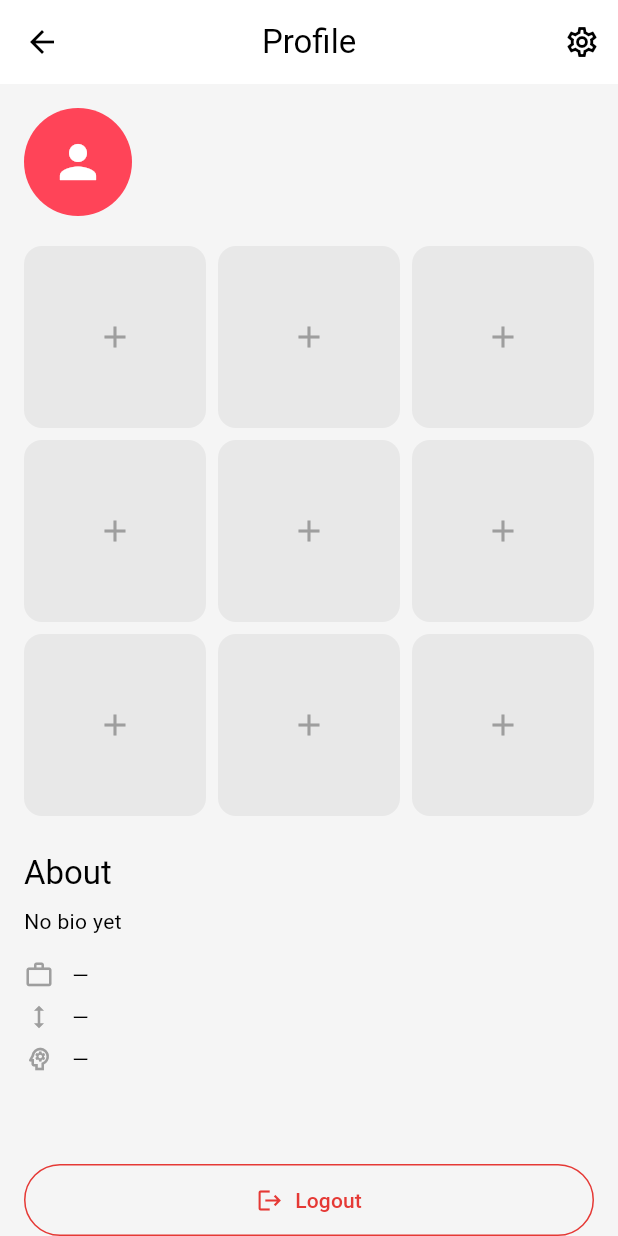
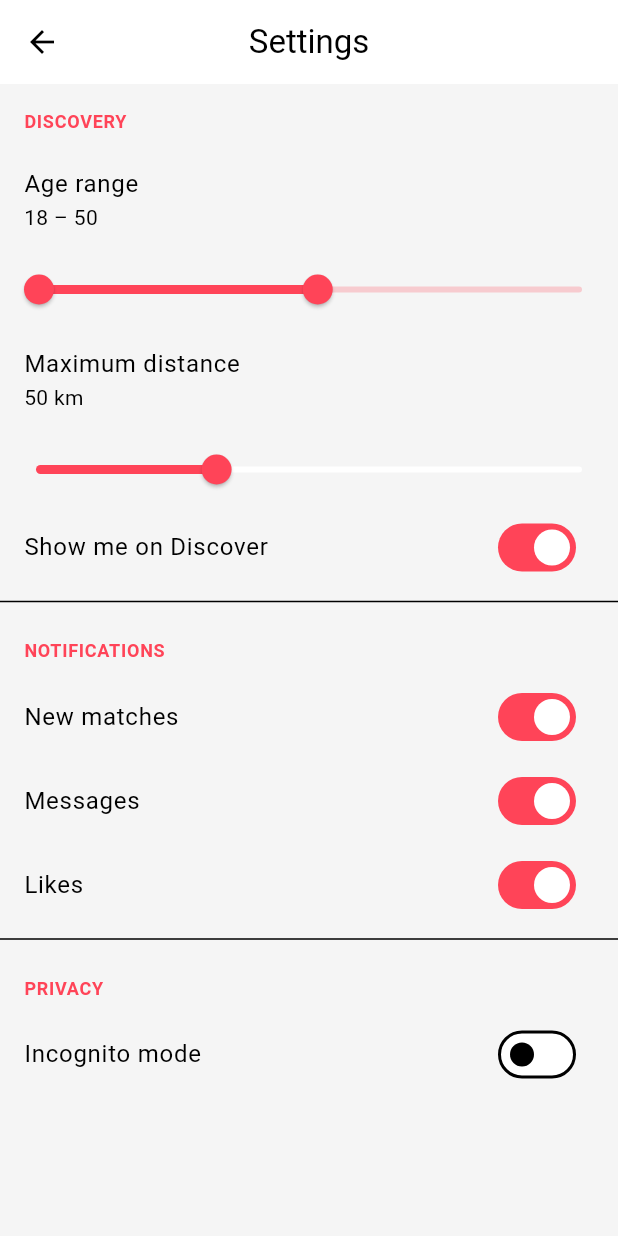
Before and after one commit to luiseluise0619-wq/liketin, a Flutter app: the ProfilePage screen opened directly, after a tap on the "settings" icon, on a phone screen of 412 x 824 dp. Run offline on Flutter 3.47's test engine with Material 3 defaults, Android fonts, the phone set to English and light mode, and no system bars; our stand-ins replace cached_network_image, equatable, flutter_bloc, flutter_secure_storage, image_picker, socket_io_client; accounts and stored records are empty; network calls fail.

Commit message:
Add premium/boost/story/verification/notification modules + client screens
Backend: premium (plans/subscribe/status/cancel), boost, story (24h),
identity/photo verification, notification (list/read/FCM token) controllers,
routes, shared Firebase upload helper, and a subscription-plan seed.

Frontend: multipart photo upload in ApiClient, edit-profile screen (photos +
bio/job/height/mbti/interests), settings (age/distance filters, notification
and privacy toggles), premium plans screen, and report/block from chat.

Co-Authored-By: Claude Opus 4.8 <noreply@anthropic.com>
Claude-Session: https://claude.ai/code/session_01DZjK82pJeFsgbU3UFZCUPf

```diff
--- a/frontend/lib/presentation/pages/profile/profile_page.dart
+++ b/frontend/lib/presentation/pages/profile/profile_page.dart
@@ -7,6 +7,9 @@ import '../../../core/theme/app_theme.dart';
 import '../../../core/utils/api_client.dart';
 import '../../bloc/auth/auth_bloc.dart';
 import '../../bloc/auth/auth_event.dart';
+import 'edit_profile_page.dart';
+import 'premium_page.dart';
+import 'settings_page.dart';
 
 class ProfilePage extends StatefulWidget {
   const ProfilePage({super.key});
@@ -62,13 +65,42 @@ class _ProfilePageState extends State<ProfilePage> {
       appBar: AppBar(
         title: const Text('Profile'),
         actions: [
-          IconButton(icon: const Icon(Icons.settings_outlined), onPressed: () {}),
+          IconButton(
+            icon: const Icon(Icons.settings_outlined),
+            onPressed: () => Navigator.push(
+              context,
+              MaterialPageRoute(builder: (_) => const SettingsPage()),
+            ),
+          ),
         ],
       ),
       body: ListView(
         padding: const EdgeInsets.all(16),
         children: [
           _header(),
+          const SizedBox(height: 16),
+          Row(
+            children: [
+              Expanded(
+                child: OutlinedButton.icon(
+                  onPressed: _openEdit,
+                  icon: const Icon(Icons.edit_outlined, size: 18),
+                  label: const Text('Edit profile'),
+                ),
+              ),
+              const SizedBox(width: 12),
+              Expanded(
+                child: ElevatedButton.icon(
+                  onPressed: () => Navigator.push(
+                    context,
+                    MaterialPageRoute(builder: (_) => const PremiumPage()),
+                  ),
+                  icon: const Icon(Icons.workspace_premium, size: 18),
+                  label: const Text('Premium'),
+                ),
+              ),
+            ],
+          ),
           const SizedBox(height: 20),
           _photoGrid(),
           const SizedBox(height: 24),
@@ -181,6 +213,15 @@ class _ProfilePageState extends State<ProfilePage> {
     );
   }
 
+  Future<void> _openEdit() async {
+    if (_profile == null) return;
+    final changed = await Navigator.push<bool>(
+      context,
+      MaterialPageRoute(builder: (_) => EditProfilePage(profile: _profile!)),
+    );
+    if (changed == true) _load();
+  }
+
   void _confirmLogout() {
     showDialog(
       context: context,
--- /dev/null
+++ b/frontend/lib/presentation/pages/profile/settings_page.dart
@@ -0,0 +1,143 @@
+import 'package:flutter/material.dart';
+
+import '../../../core/constants/api_constants.dart';
+import '../../../core/utils/api_client.dart';
+
+class SettingsPage extends StatefulWidget {
+  const SettingsPage({super.key});
+
+  @override
+  State<SettingsPage> createState() => _SettingsPageState();
+}
+
+class _SettingsPageState extends State<SettingsPage> {
+  Map<String, dynamic> _settings = {};
+  bool _loading = true;
+
+  @override
+  void initState() {
+    super.initState();
+    _load();
+  }
+
+  Future<void> _load() async {
+    try {
+      final res = await ApiClient().get(ApiConstants.settings);
+      setState(() {
+        _settings = (res as Map<String, dynamic>?) ?? {};
+        _loading = false;
+      });
+    } catch (_) {
+      setState(() => _loading = false);
+    }
+  }
+
+  Future<void> _patch(String key, dynamic value) async {
+    setState(() => _settings[key] = value);
+    try {
+      await ApiClient().put(ApiConstants.settings, body: {key: value});
+    } catch (e) {
+      if (mounted) {
+        ScaffoldMessenger.of(context).showSnackBar(
+          SnackBar(content: Text(e.toString().replaceFirst('Exception: ', ''))),
+        );
+      }
+    }
+  }
+
+  int _int(String key, int fallback) => (_settings[key] as num?)?.toInt() ?? fallback;
+  bool _bool(String key, bool fallback) => _settings[key] as bool? ?? fallback;
+
+  @override
+  Widget build(BuildContext context) {
+    if (_loading) {
+      return const Scaffold(body: Center(child: CircularProgressIndicator()));
+    }
+    final minAge = _int('minAge', 18);
+    final maxAge = _int('maxAge', 50);
+    final maxDistance = _int('maxDistance', 50);
+
+    return Scaffold(
+      appBar: AppBar(title: const Text('Settings')),
+      body: ListView(
+        children: [
+          _sectionTitle('Discovery'),
+          ListTile(
+            title: const Text('Age range'),
+            subtitle: Text('$minAge – $maxAge'),
+          ),
+          RangeSlider(
+            min: 18,
+            max: 80,
+            divisions: 62,
+            values: RangeValues(minAge.toDouble(), maxAge.toDouble()),
+            labels: RangeLabels('$minAge', '$maxAge'),
+            onChanged: (v) => setState(() {
+              _settings['minAge'] = v.start.round();
+              _settings['maxAge'] = v.end.round();
+            }),
+            onChangeEnd: (v) {
+              _patch('minAge', v.start.round());
+              _patch('maxAge', v.end.round());
+            },
+          ),
+          ListTile(
+            title: const Text('Maximum distance'),
+            subtitle: Text('$maxDistance km'),
+          ),
+          Slider(
+            min: 1,
+            max: 150,
+            divisions: 149,
+            value: maxDistance.toDouble(),
+            label: '$maxDistance km',
+            onChanged: (v) => setState(() => _settings['maxDistance'] = v.round()),
+            onChangeEnd: (v) => _patch('maxDistance', v.round()),
+          ),
+          SwitchListTile(
+            title: const Text('Show me on Discover'),
+            value: _bool('showMe', true),
+            onChanged: (v) => _patch('showMe', v),
+          ),
+          const Divider(),
+          _sectionTitle('Notifications'),
+          SwitchListTile(
+            title: const Text('New matches'),
+            value: _bool('matchNotifications', true),
+            onChanged: (v) => _patch('matchNotifications', v),
+          ),
+          SwitchListTile(
+            title: const Text('Messages'),
+            value: _bool('messageNotifications', true),
+            onChanged: (v) => _patch('messageNotifications', v),
+          ),
+          SwitchListTile(
+            title: const Text('Likes'),
+            value: _bool('likeNotifications', true),
+            onChanged: (v) => _patch('likeNotifications', v),
+          ),
+          const Divider(),
+          _sectionTitle('Privacy'),
+          SwitchListTile(
+            title: const Text('Incognito mode'),
+            value: _bool('incognitoMode', false),
+            onChanged: (v) => _patch('incognitoMode', v),
+          ),
+        ],
+      ),
+    );
+  }
+
+  Widget _sectionTitle(String text) => Padding(
+        padding: const EdgeInsets.fromLTRB(16, 16, 16, 8),
+        child: Text(
+          text.toUpperCase(),
+          style: TextStyle(
+            color: Theme.of(context).colorScheme.primary,
+            fontWeight: FontWeight.bold,
+            fontSize: 12,
+            letterSpacing: 0.5,
+          ),
+        ),
+      );
+}
```
Also changed, not shown: frontend/lib/core/utils/api_client.dart (+24 -0 lines), frontend/lib/presentation/pages/chat/chat_page.dart (+77 -0 lines), frontend/lib/presentation/pages/profile/edit_profile_page.dart (added, +166 -0 lines), frontend/lib/presentation/pages/profile/premium_page.dart (added, +147 -0 lines), 14 other files.
